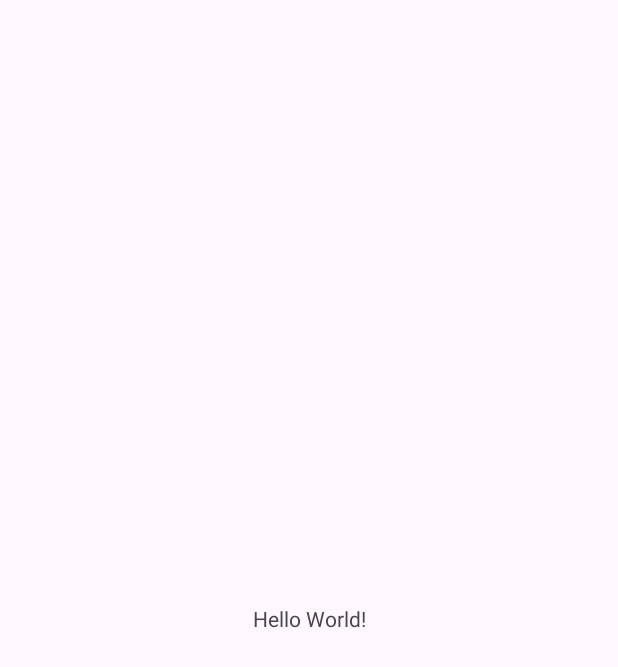
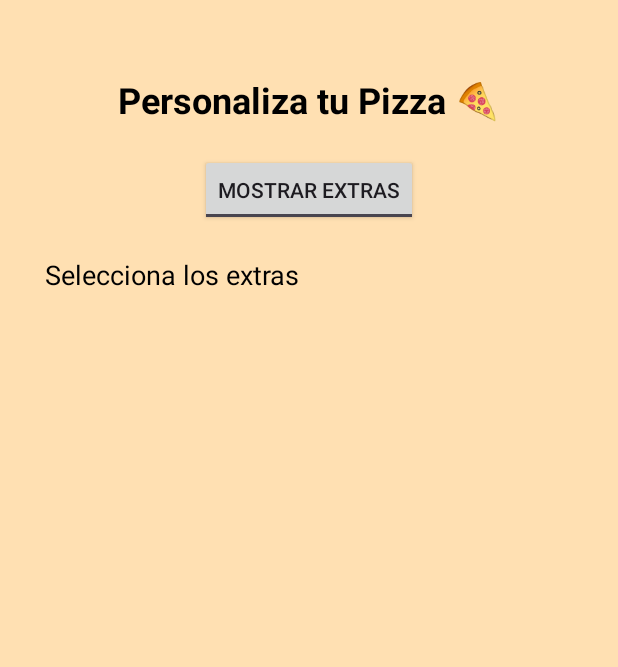
Before and after one commit to Ventthos/Tarea_2_DesarrolloMovil, an Android app: the screen it shows after launch (MainActivity), on a phone screen of 412 x 824 dp. Before the commit the part shown is almost empty. Shown: the top 667 px of the screen. Run offline under Robolectric (Android 15) with nearby library versions, the phone set to English and light mode, and no system bars.

Commit message:
ToggleButtom y CheckBox
Ya estan las dos funciones, el Toggle, al darle click muestra una lista de "extras" y las oculta al darle click de nuevo.

```diff
--- a/app/src/main/java/com/ventthos/tarea_2/MainActivity.kt
+++ b/app/src/main/java/com/ventthos/tarea_2/MainActivity.kt
@@ -3,14 +3,53 @@ package com.ventthos.tarea_2
 import android.os.Bundle
 import androidx.activity.enableEdgeToEdge
 import androidx.appcompat.app.AppCompatActivity
+import android.view.View
+import android.widget.*
 import androidx.core.view.ViewCompat
 import androidx.core.view.WindowInsetsCompat
 
 class MainActivity : AppCompatActivity() {
+
     override fun onCreate(savedInstanceState: Bundle?) {
         super.onCreate(savedInstanceState)
-        enableEdgeToEdge()
         setContentView(R.layout.activity_main)
 
+        val checkExtraCheese = findViewById<CheckBox>(R.id.checkExtraCheese)
+        val checkMushrooms = findViewById<CheckBox>(R.id.checkMushrooms)
+        val checkBacon = findViewById<CheckBox>(R.id.checkBacon)
+        val toggleExtras = findViewById<ToggleButton>(R.id.toggleExtras)
+        val extrasContainer = findViewById<LinearLayout>(R.id.extrasContainer)
+        val textSelected = findViewById<TextView>(R.id.textSelected)
+
+        extrasContainer.visibility = View.GONE
+
+        toggleExtras.setOnCheckedChangeListener { _, isChecked ->
+            if (isChecked) {
+                extrasContainer.visibility = View.VISIBLE
+            } else {
+                extrasContainer.visibility = View.GONE
+            }
+        }
+
+        fun actualizarSeleccion() {
+            var extras = ""
+            if (checkExtraCheese.isChecked) {
+                extras += getString(R.string.extra_cheese) + ", "
+            }
+            if (checkMushrooms.isChecked) {
+                extras += getString(R.string.mushrooms) + ", "
+            }
+            if (checkBacon.isChecked) {
+                extras += getString(R.string.bacon) + ", "
+            }
+            if (extras.isNotEmpty()) {
+                extras = extras.dropLast(2)
+            }
+            textSelected.text = getString(R.string.extras) + "$extras"
+        }
+
+        checkExtraCheese.setOnCheckedChangeListener { _, _ -> actualizarSeleccion() }
+        checkMushrooms.setOnCheckedChangeListener { _, _ -> actualizarSeleccion() }
+        checkBacon.setOnCheckedChangeListener { _, _ -> actualizarSeleccion() }
     }
 }
--- a/app/src/main/res/layout/activity_main.xml
+++ b/app/src/main/res/layout/activity_main.xml
@@ -1,19 +1,88 @@
 <?xml version="1.0" encoding="utf-8"?>
-<androidx.constraintlayout.widget.ConstraintLayout xmlns:android="http://schemas.android.com/apk/res/android"
+<androidx.constraintlayout.widget.ConstraintLayout
+    xmlns:android="http://schemas.android.com/apk/res/android"
     xmlns:app="http://schemas.android.com/apk/res-auto"
     xmlns:tools="http://schemas.android.com/tools"
-    android:id="@+id/main"
     android:layout_width="match_parent"
     android:layout_height="match_parent"
+    android:background="@color/backgroundColor"
     tools:context=".MainActivity">
 
     <TextView
+        android:id="@+id/titleText"
         android:layout_width="wrap_content"
         android:layout_height="wrap_content"
-        android:text="Hello World!"
-        app:layout_constraintBottom_toBottomOf="parent"
+        android:text="@string/title_text"
+        android:textSize="24sp"
+        android:textStyle="bold"
+        android:textColor="@color/textColor"
+        app:layout_constraintTop_toTopOf="parent"
+        app:layout_constraintStart_toStartOf="parent"
         app:layout_constraintEnd_toEndOf="parent"
+        android:layout_marginTop="50dp"/>
+
+    <ToggleButton
+        android:id="@+id/toggleExtras"
+        android:layout_width="wrap_content"
+        android:layout_height="wrap_content"
+        android:textOn="@string/hide_extras"
+        android:textOff="@string/show_extras"
+        app:layout_constraintTop_toBottomOf="@id/titleText"
         app:layout_constraintStart_toStartOf="parent"
-        app:layout_constraintTop_toTopOf="parent" />
+        app:layout_constraintEnd_toEndOf="parent"
+        android:layout_marginTop="20dp"/>
+
+    <LinearLayout
+        android:id="@+id/extrasContainer"
+        android:layout_width="wrap_content"
+        android:layout_height="wrap_content"
+        android:orientation="vertical"
+        app:layout_constraintTop_toBottomOf="@id/toggleExtras"
+        app:layout_constraintStart_toStartOf="parent"
+        android:layout_marginTop="10dp"
+        android:layout_marginStart="30dp">
+
+        <TextView
+            android:id="@+id/sectionExtras"
+            android:layout_width="wrap_content"
+            android:layout_height="wrap_content"
+            android:text="@string/section_extras"
+            android:textSize="20sp"
+            android:textStyle="bold"
+            android:textColor="@color/textColor"/>
+
+        <CheckBox
+            android:id="@+id/checkExtraCheese"
+            android:layout_width="wrap_content"
+            android:layout_height="wrap_content"
+            android:text="@string/extra_cheese"
+            android:textColor="@color/textColor"/>
+
+        <CheckBox
+            android:id="@+id/checkMushrooms"
+            android:layout_width="wrap_content"
+            android:layout_height="wrap_content"
+            android:text="@string/mushrooms"
+            android:textColor="@color/textColor"/>
+
+        <CheckBox
+            android:id="@+id/checkBacon"
+            android:layout_width="wrap_content"
+            android:layout_height="wrap_content"
+            android:text="@string/bacon"
+            android:textColor="@color/textColor"/>
+    </LinearLayout>
+
+    <TextView
+        android:id="@+id/textSelected"
+        android:layout_width="wrap_content"
+        android:layout_height="wrap_content"
+        android:text="@string/selected_pizza_placeholder"
+        android:textSize="18sp"
+        android:textColor="@color/textColor"
+        app:layout_constraintTop_toBottomOf="@id/extrasContainer"
+        app:layout_constraintStart_toStartOf="parent"
+        android:layout_marginTop="20dp"
+        android:layout_marginStart="30dp"/>
 
 </androidx.constraintlayout.widget.ConstraintLayout>
--- a/app/src/main/res/values/colors.xml
+++ b/app/src/main/res/values/colors.xml
@@ -1,5 +1,6 @@
-<?xml version="1.0" encoding="utf-8"?>
 <resources>
-    <color name="black">#FF000000</color>
-    <color name="white">#FFFFFFFF</color>
+    <color name="primaryColor">#D32F2F</color> Rojo
+    <color name="backgroundColor">#FFE0B2</color> Beige
+    <color name="textColor">#000000</color>
+    <color name="buttonTextColor">#FFFFFF</color>
 </resources>
--- a/app/src/main/res/values/strings.xml
+++ b/app/src/main/res/values/strings.xml
@@ -1,3 +1,16 @@
 <resources>
-    <string name="app_name">Tarea_2</string>
+    <string name="app_name">Personaliza tu Pizza</string>
+    <string name="title_text">Personaliza tu Pizza 🍕</string>
+    <string name="section_extras">Extras</string>
+
+    <string name="extra_cheese">Extra Queso</string>
+    <string name="mushrooms">Champiñones</string>
+    <string name="bacon">Tocino</string>
+
+    <string name="show_extras">Mostrar Extras</string>
+    <string name="hide_extras">Ocultar Extras</string>}
+
+    <string name="extras">Extras: </string>
+
+    <string name="selected_pizza_placeholder">Selecciona los extras</string>
 </resources>
```
